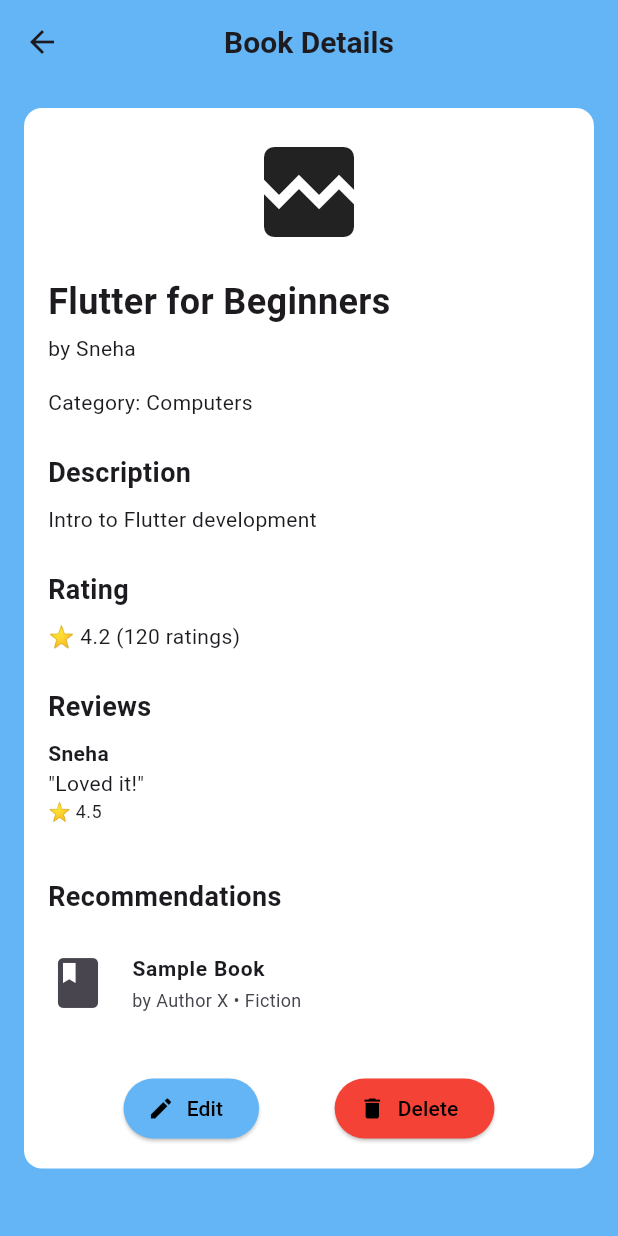
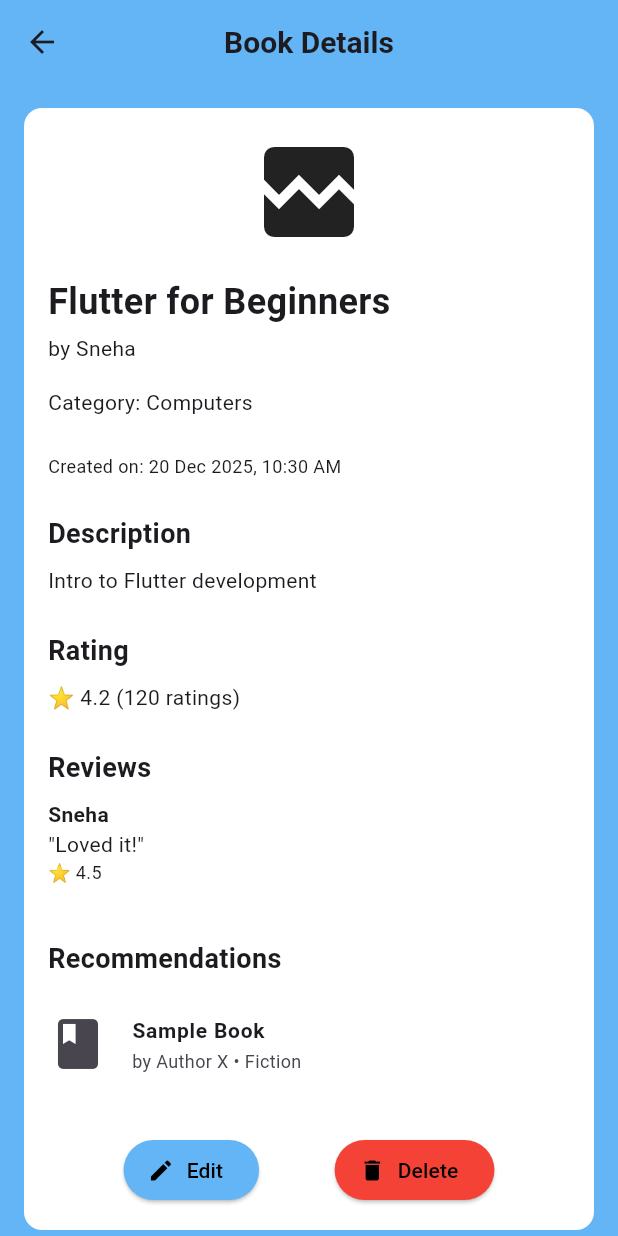
Before and after one commit to Snehass2005/book-library-app, a Flutter app: the screen it shows after launch, after a tap on the "broken image" icon, on a phone screen of 412 x 824 dp. Run offline on Flutter 3.47's test engine with Material 3 defaults, Android fonts, the phone set to English and light mode, and no system bars; our stand-ins replace bloc, connectivity_plus, dio, equatable, flutter_bloc, get and 4 more; missing offline and left inert: flutter_pretty_dio_logger; accounts and stored records are empty; network calls fail; Roboto replaces fonts that are missing (OpenSans).

Commit message:
Added sorting (alphabet, createdAt, category) and updated BookListPage grouping

```diff
--- a/lib/core/constants/routes.dart
+++ b/lib/core/constants/routes.dart
@@ -1,7 +1,7 @@
 class RoutesName {
   static const String defaultPath = '/';
   static const String addBook = '/add-book';
-  static const String search = '/search';
+  static const String search = '/book-search';
   static const String bookDetails = '/book-details';
   static const String readingProgress = '/reading-progress';
   static const editBook = '/edit-book';
--- a/lib/core/database/hive_storage_services.dart
+++ b/lib/core/database/hive_storage_services.dart
@@ -112,6 +112,7 @@
           description: book.description,
           coverUrl: 'https://covers.openlibrary.org/b/id/10523338-L.jpg', // fallback image
           category: book.category,
+          createdAt: book.createdAt,
         );
       }
 
@@ -126,10 +127,17 @@
     try {
       final values = bookBox.values.toList();
       final index = values.indexWhere((b) => b.id == book.id);
+
       if (index == -1) return false;
-      await bookBox.putAt(index, book);
+
+      // ✅ Always update the timestamp when editing
+      final updatedBook = book.copyWith(
+        updatedAt: DateTime.now(),
+      );
+
+      await bookBox.putAt(index, updatedBook);
       return true;
-    } catch (_) {
+    } catch (e) {
       return false;
     }
   }
@@ -179,6 +187,7 @@
         description: 'Intro to Flutter development',
         coverUrl: 'https://picsum.photos/200/300',
         category: 'Computers',
+        createdAt: DateTime.now(), // ✅ required field
       ),
       BookModel(
         id: '2',
@@ -187,6 +196,7 @@
         description: 'Classic novel',
         coverUrl: 'https://covers.openlibrary.org/b/id/7222246-L.jpg',
         category: 'Fiction',
+        createdAt: DateTime.now(), // ✅ required field
       ),
       BookModel(
         id: '3',
@@ -195,6 +205,7 @@
         description: 'Guide to data science tools',
         coverUrl: 'https://covers.openlibrary.org/b/id/8231856-L.jpg',
         category: 'Technology',
+        createdAt: DateTime.now(), // ✅ required field
       ),
     ];
 
--- a/lib/features/add_book/presentation/widgets/book_form.dart
+++ b/lib/features/add_book/presentation/widgets/book_form.dart
@@ -38,6 +38,7 @@
         description: _descriptionController.text.trim(),
         coverUrl: _coverUrlController.text.trim(),
         category: _categoryController.text.trim(),
+        createdAt: DateTime.now(), // ✅ capture current time
       );
 
       await widget.onSubmit(book);
--- a/lib/features/book_details/presentation/pages/book_details_page.dart
+++ b/lib/features/book_details/presentation/pages/book_details_page.dart
@@ -16,6 +16,7 @@
 import 'package:book_library_app/shared/theme/app_colors.dart';
 import 'package:book_library_app/shared/theme/text_styles.dart';
 import 'package:book_library_app/shared/config/dimens.dart';
+import 'package:intl/intl.dart';
 
 class BookDetailsPage extends StatefulWidget {
   final BookModel book;
@@ -119,6 +120,18 @@
                 const SizedBox(height: Dimens.spacing_16),
                 Text('Category: ${book.category}', style: AppTextStyles.openSansRegular14),
                 const SizedBox(height: Dimens.spacing_24),
+                Text(
+                  'Created on: ${DateFormat('dd MMM yyyy, hh:mm a').format(book.createdAt)}',
+                  style: AppTextStyles.openSansRegular12,
+                ),
+                if (book.updatedAt != null) ...[
+                  const SizedBox(height: Dimens.spacing_8),
+                  Text(
+                    'Last updated: ${DateFormat('dd MMM yyyy, hh:mm a').format(book.updatedAt!)}',
+                    style: AppTextStyles.openSansRegular12.copyWith(color: AppColors.greyText),
+                  ),
+                ],
+                const SizedBox(height: Dimens.spacing_24),
                 Text('Description', style: AppTextStyles.openSansBold18),
                 const SizedBox(height: Dimens.spacing_8),
                 Text(book.description, style: AppTextStyles.openSansRegular14),
--- a/lib/features/book_list/presentation/cubit/book_list_cubit.dart
+++ b/lib/features/book_list/presentation/cubit/book_list_cubit.dart
@@ -1,6 +1,7 @@
 // lib/features/book_list/presentation/cubit/book_list_cubit.dart
 import 'dart:developer';
 import 'package:bloc/bloc.dart';
+import 'package:book_library_app/shared/config/book_sort_type.dart';
 import 'package:equatable/equatable.dart';
 import 'package:book_library_app/core/database/hive_storage_services.dart';
 import 'package:book_library_app/shared/models/book_model.dart';
@@ -13,25 +14,46 @@
 
   BookListCubit({HiveService? hiveService})
       : _hiveService = hiveService ?? injector<HiveService>(),
-        super(BookListInitial());
-  Future<void> loadBooks() async {
+        super(BookListInitial()) {
+    // ✅ Listen for changes in the Hive box
+    _hiveService.bookBox.watch().listen((event) async {
+      final books = _hiveService.bookBox.values.toList();
+      // Optional: sort newest first
+      books.sort((a, b) => b.createdAt.compareTo(a.createdAt));
+      emit(BookListSuccess(books: books));
+    });
+  }
+
+
+  Future<void> loadBooks({BookSortType sortType = BookSortType.alphabet}) async {
     emit(BookListLoading());
     try {
       final books = _hiveService.bookBox.values.toList();
 
-      // ✅ Add this loop here to debug each book
-      for (final book in books) {
-        log('📘 ${book.title} → ${book.coverUrl}');
+      switch (sortType) {
+        case BookSortType.alphabet:
+          books.sort((a, b) => a.title.toLowerCase().compareTo(b.title.toLowerCase()));
+          break;
+
+        case BookSortType.createdAt:
+          books.sort((a, b) => b.createdAt.compareTo(a.createdAt)); // newest first
+          break;
+
+        case BookSortType.category:
+          books.sort((a, b) {
+            final categoryCompare = a.category.toLowerCase().compareTo(b.category.toLowerCase());
+            if (categoryCompare != 0) return categoryCompare;
+            return a.title.toLowerCase().compareTo(b.title.toLowerCase());
+          });
+          break;
       }
 
-      log('📦 Hive books loaded: ${books.length}');
       emit(BookListSuccess(books: books));
     } catch (e) {
-      log('❌ Load error: $e');
       emit(BookListError(errorMessage: 'Failed to load books', books: []));
     }
   }
-  Future<void> refreshBooks() async => loadBooks();
+
 
   Future<void> deleteBook(String bookId) async {
     final current = state;
--- a/lib/features/book_list/presentation/pages/book_list_page.dart
+++ b/lib/features/book_list/presentation/pages/book_list_page.dart
@@ -1,4 +1,6 @@
 import 'dart:developer';
+import 'package:book_library_app/core/constants/routes.dart';
+import 'package:book_library_app/shared/config/book_sort_type.dart';
 import 'package:flutter/material.dart';
 import 'package:flutter_bloc/flutter_bloc.dart';
 import 'package:go_router/go_router.dart';
@@ -24,7 +26,8 @@
   @override
   void initState() {
     super.initState();
-    _bookListCubit = BookListCubit()..loadBooks();
+    _bookListCubit = BookListCubit()
+      ..loadBooks(sortType: BookSortType.category); // ✅ default sort
   }
 
   @override
@@ -45,7 +48,10 @@
           actions: [
             IconButton(
               icon: const Icon(Icons.search),
-              onPressed: () => context.push('/book-search', extra: widget.currentUserId),
+              onPressed: () => context.push(
+                RoutesName.search, // use the constant for consistency
+                extra: {'currentUserId': widget.currentUserId}, // ✅ pass as Map
+              ),
             ),
           ],
         ),
@@ -61,10 +67,7 @@
               return const Center(child: CircularProgressIndicator());
             } else if (state is BookListSuccess) {
               if (state.books.isEmpty) return const Center(child: Text('No books found'));
-              return RefreshIndicator(
-                onRefresh: () => _bookListCubit.refreshBooks(),
-                child: _buildBookList(state.books),
-              );
+              return _buildBookList(state.books);
 
             } else if (state is BookListError) {
               final books = state.books;
@@ -87,25 +90,39 @@
   Widget _buildBookList(List<BookModel> books) {
     final Map<String, List<BookModel>> groupedBooks = {};
 
+    // Group books by category
     for (var book in books) {
       final category = book.category.trim().isEmpty ? 'Uncategorized' : book.category.trim();
       groupedBooks.putIfAbsent(category, () => []).add(book);
     }
 
-    final categories = groupedBooks.entries.map((entry) {
+    // ✅ Sort categories alphabetically
+    final categories = groupedBooks.entries.toList()
+      ..sort((a, b) => a.key.toLowerCase().compareTo(b.key.toLowerCase()));
+
+    // ✅ Sort books inside each category
+    final sortedCategories = categories.map((entry) {
+      final sortedBooks = List<BookModel>.from(entry.value);
+
+      // Example: sort by createdAt (newest first)
+      sortedBooks.sort((a, b) => b.createdAt.compareTo(a.createdAt));
+
+      // If you want alphabet sort inside category instead:
+      sortedBooks.sort((a, b) => a.title.toLowerCase().compareTo(b.title.toLowerCase()));
+
       return {
         'title': entry.key,
-        'count': entry.value.length,
+        'count': sortedBooks.length,
         'description': 'Explore books in ${entry.key}',
-        'books': entry.value,
+        'books': sortedBooks,
       };
     }).toList();
 
     return ListView.builder(
       padding: const EdgeInsets.all(Dimens.spacing_16),
-      itemCount: categories.length,
+      itemCount: sortedCategories.length,
       itemBuilder: (context, index) {
-        final category = categories[index];
+        final category = sortedCategories[index];
         return Card(
           elevation: Dimens.elevation_2,
           margin: const EdgeInsets.symmetric(vertical: Dimens.spacing_12),
--- a/lib/features/book_search/data/datasources/book_search_datasource.dart
+++ b/lib/features/book_search/data/datasources/book_search_datasource.dart
@@ -26,6 +26,7 @@
         coverUrl: b.coverUrl,
         description: b.description,
         category: b.category,
+        createdAt: b.createdAt,
       ))
           .toList();
 
--- a/lib/routes/app_router.dart
+++ b/lib/routes/app_router.dart
@@ -1,13 +1,16 @@
-import 'package:book_library_app/features/book_details/presentation/pages/edit_book_page.dart';
 import 'package:flutter/widgets.dart';
 import 'package:go_router/go_router.dart';
+
 import 'package:book_library_app/core/constants/routes.dart';
+import 'package:book_library_app/shared/models/book_model.dart';
+
+// Feature pages
+import 'package:book_library_app/features/book_list/presentation/pages/book_list_page.dart';
 import 'package:book_library_app/features/add_book/presentation/pages/add_bookpage.dart';
+import 'package:book_library_app/features/book_search/presentation/pages/book_search_page.dart';
 import 'package:book_library_app/features/book_details/presentation/pages/book_details_page.dart';
-import 'package:book_library_app/features/book_list/presentation/pages/book_list_page.dart';
-import 'package:book_library_app/features/book_search/presentation/pages/book_search_page.dart';
 import 'package:book_library_app/features/reading_progress/presentation/pages/reading_progress_page.dart';
-import 'package:book_library_app/shared/models/book_model.dart';
+import 'package:book_library_app/features/book_details/presentation/pages/edit_book_page.dart';
 
 final GlobalKey<NavigatorState> navigatorKey = GlobalKey<NavigatorState>();
 
@@ -28,9 +31,9 @@
       builder: (BuildContext context, GoRouterState state) => const AddBookPage(),
     ),
     GoRoute(
-      path: RoutesName.search,
+      path: RoutesName.search, // ✅ '/book-search'
       builder: (BuildContext context, GoRouterState state) {
-        final args = state.extra as Map<String, dynamic>?;
+        final args = state.extra as Map<String, dynamic>?; // ✅ expects a Map
         final currentUserId = args?['currentUserId'] as String? ?? 'defaultUserId';
         return BookSearchPage(currentUserId: currentUserId);
       },
@@ -58,6 +61,5 @@
         return EditBookPage(book: book);
       },
     ),
-
   ],
 );
--- /dev/null
+++ b/lib/shared/config/book_sort_type.dart
@@ -0,0 +1 @@
+enum BookSortType { alphabet, createdAt, category }
--- a/lib/shared/models/book_model.dart
+++ b/lib/shared/models/book_model.dart
@@ -22,6 +22,12 @@
   @HiveField(5)
   final String category;
 
+  @HiveField(6)
+  final DateTime createdAt;
+
+  @HiveField(7)
+  final DateTime? updatedAt;
+
   BookModel({
     required this.id,
     required this.title,
@@ -29,6 +35,9 @@
     required this.description,
     required this.coverUrl,
     required this.category,
+    required this.createdAt,
+    this.updatedAt,
+
   });
 
   factory BookModel.fromJson(Map<String, dynamic> json) {
@@ -42,6 +51,7 @@
           ?? info['imageLinks']?['smallThumbnail']
           ?? '',
       category: (info['categories'] as List?)?.first ?? 'Uncategorized',
+      createdAt: DateTime.now(),
     );
   }
 
@@ -52,9 +62,9 @@
     'description': description,
     'coverUrl': coverUrl,
     'category': category,
+    'createdAt': createdAt.toIso8601String(),
   };
 
-  /// ✅ Safe fallback factory
   factory BookModel.empty() {
     return BookModel(
       id: '',
@@ -63,10 +73,10 @@
       description: 'No description available',
       coverUrl: '',
       category: 'Uncategorized',
+      createdAt: DateTime.now(),
     );
   }
 
-  // Equality based on id so Set/dedup works
   @override
   bool operator ==(Object other) =>
       identical(this, other) ||
@@ -75,7 +85,6 @@
   @override
   int get hashCode => id.hashCode;
 
-  /// ✅ Add copyWith for editing
   BookModel copyWith({
     String? id,
     String? title,
@@ -83,6 +92,8 @@
     String? description,
     String? coverUrl,
     String? category,
+    DateTime? createdAt,
+    DateTime? updatedAt,
   }) {
     return BookModel(
       id: id ?? this.id,
@@ -91,6 +102,9 @@
       description: description ?? this.description,
       coverUrl: coverUrl ?? this.coverUrl,
       category: category ?? this.category,
+      createdAt: createdAt ?? this.createdAt,
+      updatedAt: updatedAt ?? this.updatedAt,
+
     );
   }
 }
```
Also changed, not shown: lib/features/add_book/data/datasources/book_local_datasources.dart (+29 -0 lines), lib/features/book_search/data/models/search_model.dart (+8 -1 lines), lib/features/book_search/data/models/search_model.g.dart, lib/shared/models/book_model.g.dart.
